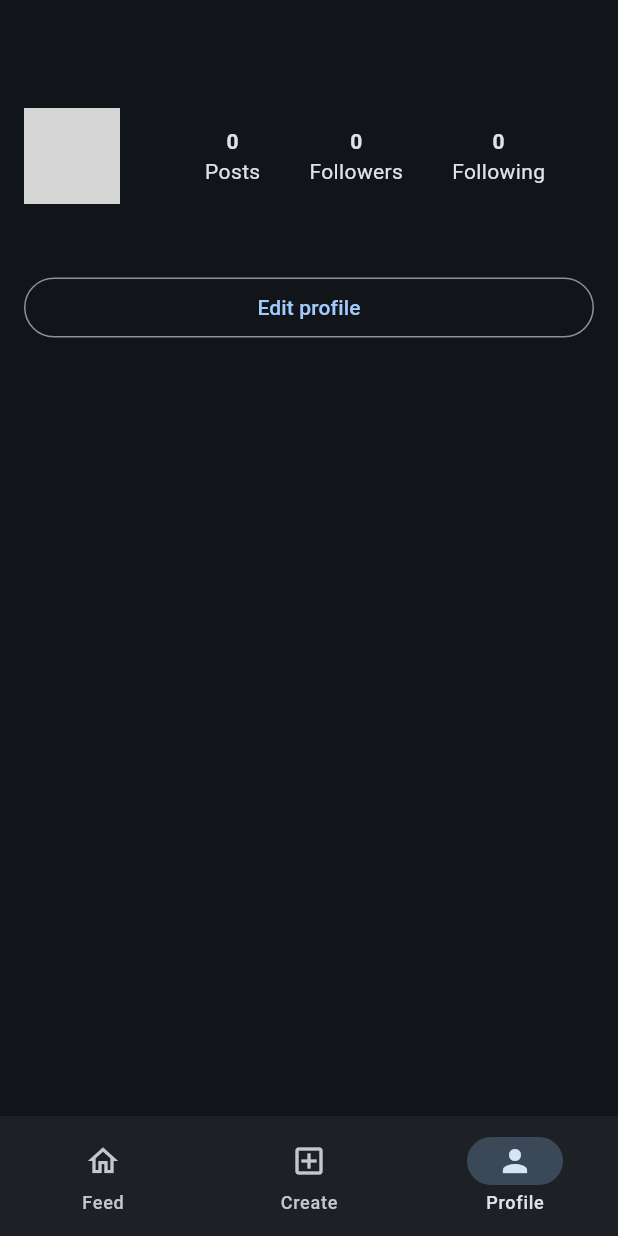
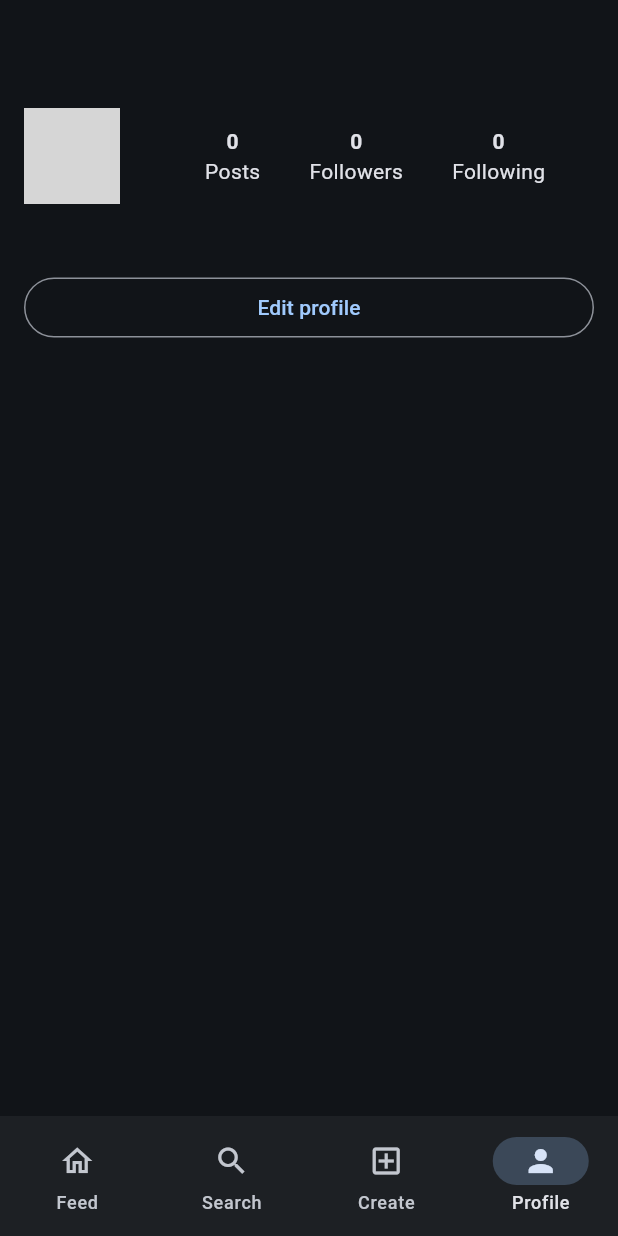
Before and after one commit to YofarDev/flutter_instagram_clone, a Flutter app: the ProfileScreen screen opened by its route, on a phone screen of 412 x 824 dp. Run offline on Flutter 3.47's test engine with Material 3 defaults, Android fonts, the phone set to English and light mode, and no system bars; our stand-ins replace cloud_firestore, firebase_auth, firebase_core, firebase_storage, flutter_bloc, fpdart and 5 more; accounts and stored records are empty; generated files the repository leaves out were written again; network calls fail; grey boxes are pictures that could not be loaded.

Commit message:
feat(explore): search tab, hashtag route, di, strings

```diff
--- a/lib/core/l10n/app_localizations_en.arb
+++ b/lib/core/l10n/app_localizations_en.arb
@@ -133,5 +133,9 @@
   "editProfileChangePhoto": "Change photo",
   "storiesYourStory": "Your story",
   "storiesAddToStory": "Add to story",
-  "createStoryTitle": "New story"
+  "createStoryTitle": "New story",
+  "searchHint": "Search",
+  "searchAccounts": "Accounts",
+  "searchHashtags": "Hashtags",
+  "searchNoResults": "No results"
 }
--- a/lib/core/l10n/app_localizations_fr.arb
+++ b/lib/core/l10n/app_localizations_fr.arb
@@ -64,5 +64,9 @@
   "editProfileChangePhoto": "Changer la photo",
   "storiesYourStory": "Ton histoire",
   "storiesAddToStory": "Ajouter à l'histoire",
-  "createStoryTitle": "Nouvelle histoire"
+  "createStoryTitle": "Nouvelle histoire",
+  "searchHint": "Rechercher",
+  "searchAccounts": "Comptes",
+  "searchHashtags": "Hashtags",
+  "searchNoResults": "Aucun résultat"
 }
--- a/lib/core/router/app_router.dart
+++ b/lib/core/router/app_router.dart
@@ -8,6 +8,11 @@ import '../../features/auth/presentation/screens/login_screen.dart';
 import '../../features/auth/presentation/screens/onboarding_screen.dart';
 import '../../features/auth/presentation/screens/signup_screen.dart';
 import '../../features/auth/presentation/screens/splash_screen.dart';
+import '../../features/explore/presentation/bloc/explore_cubit.dart';
+import '../../features/explore/presentation/bloc/hashtag_cubit.dart';
+import '../../features/explore/presentation/bloc/search_cubit.dart';
+import '../../features/explore/presentation/screens/hashtag_screen.dart';
+import '../../features/explore/presentation/screens/search_screen.dart';
 import '../models/app_user.dart';
 import '../models/post.dart';
 import '../../features/feed/presentation/bloc/create_post_cubit.dart';
@@ -37,6 +42,8 @@ class AppRouter {
   static final GlobalKey<NavigatorState> rootNavigatorKey =
       GlobalKey<NavigatorState>();
   static final GlobalKey<NavigatorState> _feedNavigatorKey =
+      GlobalKey<NavigatorState>();
+  static final GlobalKey<NavigatorState> _searchNavigatorKey =
       GlobalKey<NavigatorState>();
   static final GlobalKey<NavigatorState> _createNavigatorKey =
       GlobalKey<NavigatorState>();
@@ -85,6 +92,11 @@ class AppRouter {
                       label: 'Feed',
                     ),
                     NavigationDestination(
+                      icon: Icon(Icons.search),
+                      selectedIcon: Icon(Icons.search),
+                      label: 'Search',
+                    ),
+                    NavigationDestination(
                       icon: Icon(Icons.add_box_outlined),
                       selectedIcon: Icon(Icons.add_box),
                       label: 'Create',
@@ -124,6 +136,29 @@ class AppRouter {
                       ],
                       child: const FeedScreen(),
                     ),
+              ),
+            ],
+          ),
+          StatefulShellBranch(
+            navigatorKey: _searchNavigatorKey,
+            routes: <RouteBase>[
+              GoRoute(
+                path: Routes.search,
+                name: 'Search',
+                builder: (BuildContext context, GoRouterState state) =>
+                    MultiBlocProvider(
+                  providers: <BlocProvider<dynamic>>[
+                    BlocProvider<ExploreCubit>(
+                      create: (_) => getIt<ExploreCubit>(
+                        param1: getIt<AuthCubit>().state.user!.uid,
+                      ),
+                    ),
+                    BlocProvider<SearchCubit>(
+                      create: (_) => getIt<SearchCubit>(),
+                    ),
+                  ],
+                  child: const SearchScreen(),
+                ),
               ),
             ],
           ),
@@ -174,6 +209,23 @@ class AppRouter {
           return BlocProvider<PostDetailCubit>(
             create: (_) => getIt<PostDetailCubit>(param1: post),
             child: const PostDetailScreen(),
+          );
+        },
+      ),
+      GoRoute(
+        path: Routes.hashtag,
+        name: 'Hashtag',
+        parentNavigatorKey: rootNavigatorKey,
+        builder: (BuildContext context, GoRouterState state) {
+          final String? tag = state.pathParameters['tag'];
+          if (tag == null || tag.isEmpty) {
+            return const Scaffold(
+              body: Center(child: Text('Hashtag not found')),
+            );
+          }
+          return BlocProvider<HashtagCubit>(
+            create: (_) => getIt<HashtagCubit>(param1: tag),
+            child: HashtagScreen(tag: tag),
           );
         },
       ),
--- a/lib/core/router/route_constants.dart
+++ b/lib/core/router/route_constants.dart
@@ -13,6 +13,8 @@ abstract final class Routes {
   static const String userFollowing = '/user/:uid/following';
   static const String createStory = '/create-story';
   static const String storyViewer = '/story-viewer';
+  static const String search = '/search';
+  static const String hashtag = '/hashtag/:tag';
 
   static String userPath(String uid) => user.replaceFirst(':uid', uid);
   static String userFollowersPath(String uid) =>
@@ -20,4 +22,6 @@ abstract final class Routes {
   static String userFollowingPath(String uid) =>
       userFollowing.replaceFirst(':uid', uid);
   static String postDetailPath(String id) => postDetail.replaceFirst(':id', id);
+  static String hashtagPath(String tag) =>
+      '/hashtag/${Uri.encodeComponent(tag)}';
 }
```
Also changed, not shown: lib/core/di/service_locator.dart (+27 -0 lines).
